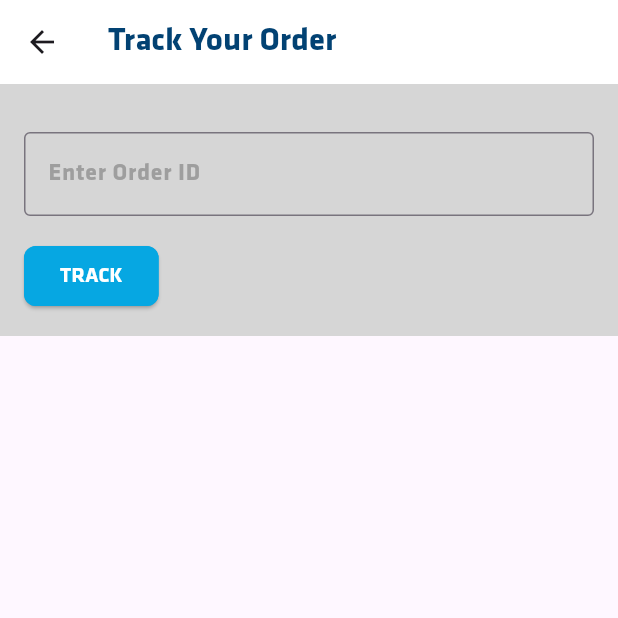
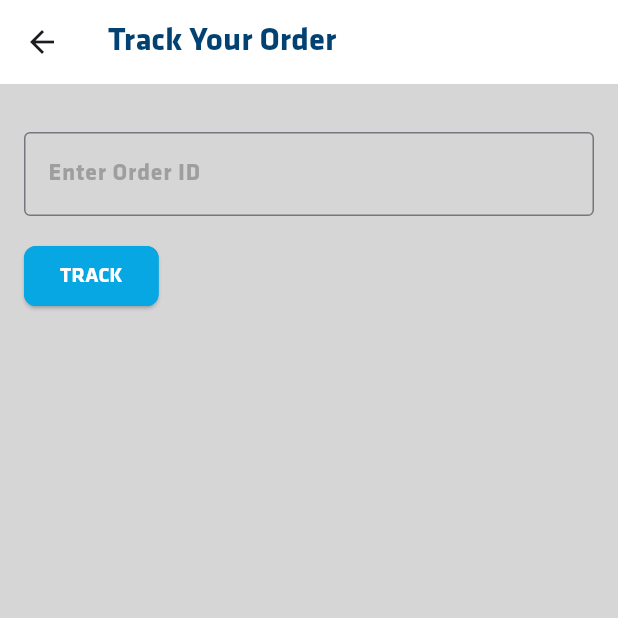
Before and after one commit to jhanel/service_package, a Flutter app: the TrackOrderPage screen opened directly, on a phone screen of 412 x 824 dp, the top half of it. Run offline on Flutter 3.47's test engine with Material 3 defaults, Android fonts, the phone set to English and light mode, and no system bars; our stand-ins replace file_picker, logger; missing offline and left inert: universal_html.

Commit message:
Fixed bug
Fixed track order bug

```diff
--- a/project/lib/main.dart
+++ b/project/lib/main.dart
@@ -892,12 +892,14 @@ class TrackOrderPageState extends State<TrackOrderPage> {
         builder: (context, constraints) {
           bool isMobile = constraints.maxWidth < 600.0;
 
-          return SingleChildScrollView(
+          return Container(
+            padding: const EdgeInsets.all(16.0),
+  color: CSS.lightTheme.hoverColor,
+  constraints: BoxConstraints(
+    minHeight: MediaQuery.of(context).size.height, // Ensure full screen height on larger screens
+  ),
             child:
-            Container(
-              height: isMobile ? null : MediaQuery.of(context).size.height, // Adjust for desktop view
-              padding: const EdgeInsets.all(16.0),
-              color: CSS.lightTheme.hoverColor,
+            SingleChildScrollView(
               child: Column(
                 crossAxisAlignment: CrossAxisAlignment.start,
                 mainAxisSize: MainAxisSize.min, // Prevent extra space
```
